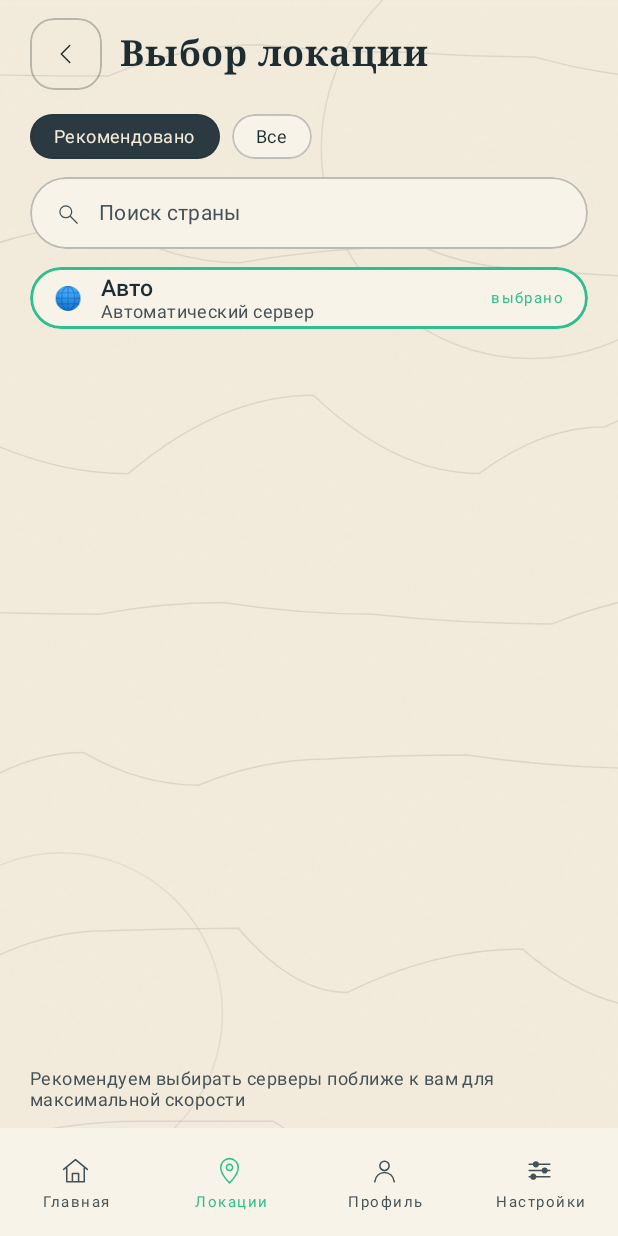
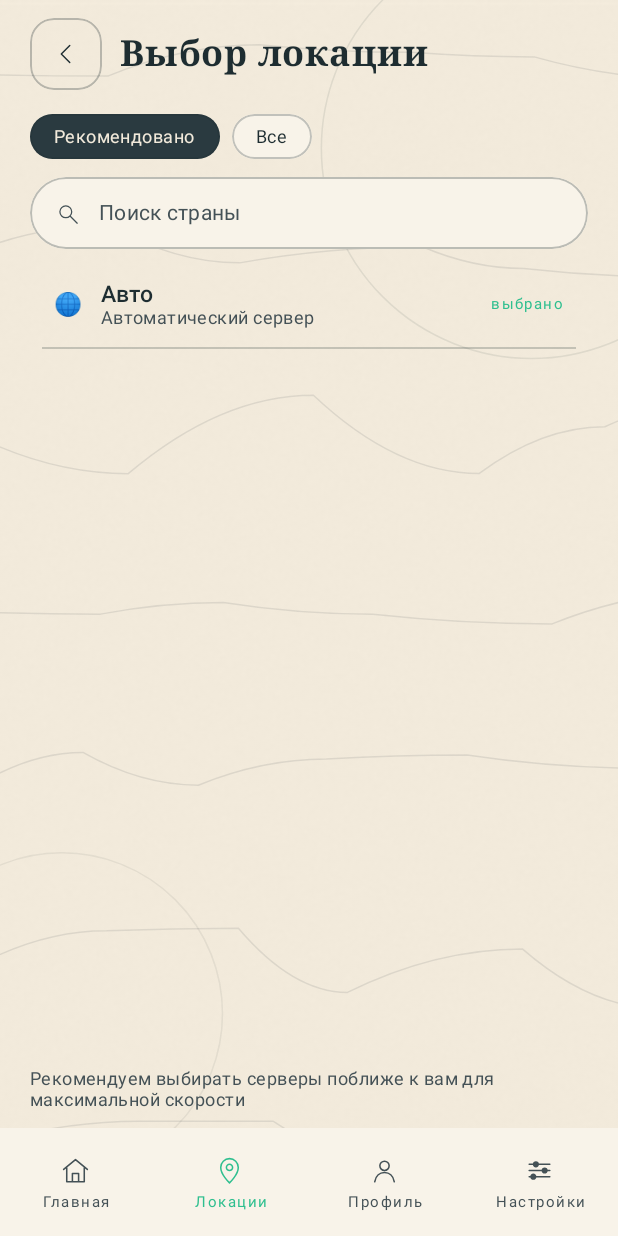
Before and after one commit to evgenmay1978-del/stravo-vpn, an Android app built with Jetpack Compose: the screen it shows after launch (MainActivity), item 2 of the bottom bar chosen, on a phone screen of 412 x 824 dp. Run offline under Robolectric (Android 15) with nearby library versions, the light colour scheme and no system bars.

Commit message:
fix(tv): ветка ADD_SUBSCRIPTION + выравнивание списка локаций
- TvRoot: добавлен маршрут ADD_SUBSCRIPTION (на телевизоре подписка приходит
  переносом с телефона, поэтому ведёт на экран подключения телефона) — CI падал
  на неполном when по Destination;
- LocationsScreen: поправлены отступы блока LazyColumn.

```diff
--- a/app/src/main/java/com/stravo/vpn/ui/mobile/HomeScreen.kt
+++ b/app/src/main/java/com/stravo/vpn/ui/mobile/HomeScreen.kt
@@ -35,7 +35,6 @@ import com.stravo.vpn.telegram.BotLaunchResult
 import com.stravo.vpn.telegram.BotLinkLauncher
 import com.stravo.vpn.telegram.BotLinks
 import com.stravo.vpn.ui.components.BrandMark
-import com.stravo.vpn.ui.components.IconAction
 import com.stravo.vpn.ui.components.PencilButton
 import com.stravo.vpn.ui.components.PencilButtonStyle
 import com.stravo.vpn.ui.components.PowerMedallion
@@ -68,21 +67,8 @@ fun HomeScreen(
             .padding(horizontal = StravoTokens.ScreenPaddingMobile),
         horizontalAlignment = Alignment.CenterHorizontally,
     ) {
-        Row(
-            modifier = Modifier.fillMaxWidth().padding(top = StravoTokens.SpaceMd),
-            verticalAlignment = Alignment.CenterVertically,
-        ) {
-            BrandMark(size = 36.dp)
-            Spacer(modifier = Modifier.weight(1f))
-            IconAction(
-                iconRes = R.drawable.ic_settings,
-                label = stringResource(id = R.string.nav_settings),
-                onClick = onOpenSettings,
-            )
-        }
-
-        Spacer(modifier = Modifier.height(StravoTokens.SpaceMd))
-        BrandMark(size = 66.dp, withRing = false)
+        Spacer(modifier = Modifier.height(StravoTokens.SpaceLg))
+        BrandMark(size = 72.dp, withRing = false)
         Text(
             text = stringResource(id = R.string.app_name),
             style = StravoType.Wordmark,
--- a/app/src/main/java/com/stravo/vpn/ui/mobile/LocationsScreen.kt
+++ b/app/src/main/java/com/stravo/vpn/ui/mobile/LocationsScreen.kt
@@ -35,6 +35,8 @@ import com.stravo.vpn.ui.state.HomeUiState
 import com.stravo.vpn.ui.theme.LocalStravoPalette
 import com.stravo.vpn.ui.theme.StravoTokens
 import com.stravo.vpn.ui.theme.StravoType
+import com.stravo.vpn.ui.components.PencilDivider
+import androidx.compose.foundation.layout.height
 
 /** Выбор локации: фильтр, поиск и список стран из подписки. */
 @Composable
@@ -95,15 +97,22 @@ fun LocationsScreen(
             modifier = Modifier
                 .fillMaxWidth()
                 .weight(1f)
-                .padding(top = StravoTokens.SpaceMd),
-            verticalArrangement = Arrangement.spacedBy(StravoTokens.SpaceSm),
+                .padding(top = StravoTokens.SpaceSm),
         ) {
             items(items = visible, key = { it.id }) { location ->
+                Column(modifier = Modifier.fillMaxWidth()) {
                     LocationRow(
                         location = location,
                         selected = location.id == state.location.id,
                         onClick = { onEvent(HomeEvent.LocationSelected(location.id)) },
                     )
+                    PencilDivider(
+                        modifier = Modifier
+                            .fillMaxWidth()
+                            .height(1.dp)
+                            .padding(horizontal = StravoTokens.SpaceSm),
+                    )
+                }
             }
         }
 
@@ -128,13 +137,8 @@ private fun LocationRow(
     modifier = Modifier
         .fillMaxWidth()
         .clip(shape)
-            .border(
-                width = if (selected) 2.dp else 1.dp,
-                color = if (selected) palette.accent else palette.outline.copy(alpha = 0.20f),
-                shape = shape,
-            )
-            .background(palette.panel)
-            .clickable(role = Role.RadioButton, onClick = onClick),
+        .clickable(role = Role.RadioButton, onClick = onClick)
+        .padding(vertical = StravoTokens.SpaceSm),
         verticalAlignment = Alignment.CenterVertically,
         horizontalArrangement = Arrangement.spacedBy(StravoTokens.SpaceMd),
     ) {
--- a/app/src/main/java/com/stravo/vpn/ui/tv/TvRoot.kt
+++ b/app/src/main/java/com/stravo/vpn/ui/tv/TvRoot.kt
@@ -102,6 +102,12 @@ fun TvRoot(
 
                         Destination.SETTINGS -> TvSettingsScreen(
                             viewModel = viewModel,
+                        )
+
+                        // На TV подписка приходит переносом с телефона: отдельного ввода ссылки нет.
+                        Destination.ADD_SUBSCRIPTION -> TvConnectScreen(
+                            viewModel = viewModel,
+                            onDone = { navigator.select(Destination.HOME) },
                         )
 
                         // На TV сканера нет: камера и «Свободный интернет» — только телефон.
```
Also changed, not shown: app/src/main/java/com/stravo/vpn/ui/components/StravoInputs.kt (+6 -5 lines), app/src/main/java/com/stravo/vpn/ui/mobile/ProfileScreen.kt (+5 -4 lines), app/src/main/java/com/stravo/vpn/ui/mobile/SettingsScreen.kt (+7 -6 lines). Lines whose indentation alone changed are shown as unchanged.
